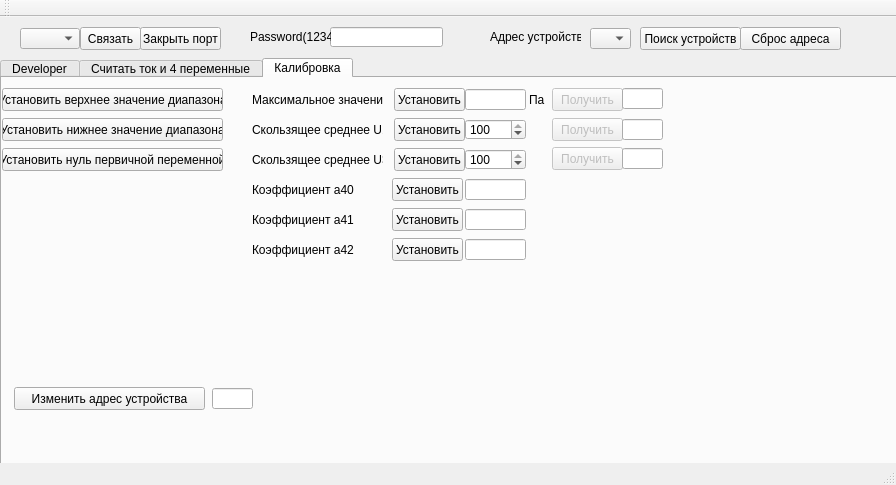
Above: mainwindow.ui from stmx/HartTester before the change. Below: the same form after it.
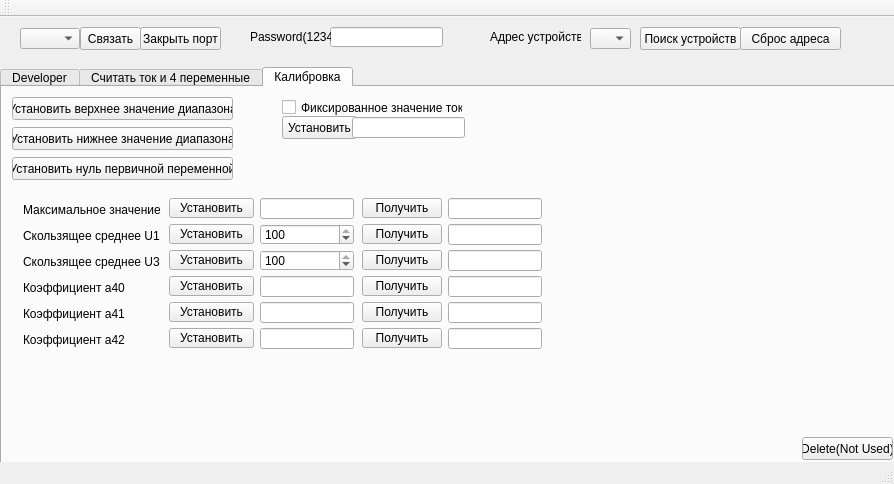
That is the form after the change.

Diff of the .ui file:
```diff
--- a/mainwindow.ui
+++ b/mainwindow.ui
@@ -6,19 +6,25 @@
    <rect>
     <x>0</x>
     <y>0</y>
-    <width>896</width>
-    <height>485</height>
+    <width>894</width>
+    <height>484</height>
    </rect>
   </property>
   <property name="windowTitle">
    <string>MainWindow</string>
   </property>
+  <property name="styleSheet">
+   <string notr="true"/>
+  </property>
   <widget class="QWidget" name="centralWidget">
+   <property name="styleSheet">
+    <string notr="true"/>
+   </property>
    <widget class="QTabWidget" name="tabWidget">
     <property name="geometry">
      <rect>
       <x>0</x>
-      <y>41</y>
+      <y>50</y>
       <width>921</width>
       <height>431</height>
      </rect>
@@ -1083,6 +1089,44 @@
        <string>Address Long</string>
       </property>
      </widget>
+     <widget class="QPushButton" name="buttonChangeAddress">
+      <property name="geometry">
+       <rect>
+        <x>450</x>
+        <y>10</y>
+        <width>191</width>
+        <height>23</height>
+       </rect>
+      </property>
+      <property name="text">
+       <string>Изменить адрес устройства</string>
+      </property>
+      <property name="autoDefault">
+       <bool>false</bool>
+      </property>
+      <property name="default">
+       <bool>false</bool>
+      </property>
+      <property name="flat">
+       <bool>false</bool>
+      </property>
+     </widget>
+     <widget class="QLineEdit" name="lineEditChangeAddress">
+      <property name="geometry">
+       <rect>
+        <x>650</x>
+        <y>10</y>
+        <width>41</width>
+        <height>21</height>
+       </rect>
+      </property>
+      <property name="inputMask">
+       <string>hh</string>
+      </property>
+      <property name="text">
+       <string/>
+      </property>
+     </widget>
     </widget>
     <widget class="QWidget" name="tab_2">
      <attribute name="title">
@@ -1295,7 +1339,7 @@
      <widget class="QPushButton" name="buttonSpan">
       <property name="geometry">
        <rect>
-        <x>0</x>
+        <x>10</x>
         <y>10</y>
         <width>221</width>
         <height>23</height>
@@ -1308,7 +1352,7 @@
      <widget class="QPushButton" name="buttonZero">
       <property name="geometry">
        <rect>
-        <x>0</x>
+        <x>10</x>
         <y>40</y>
         <width>221</width>
         <height>23</height>
@@ -1321,7 +1365,7 @@
      <widget class="QPushButton" name="buttonZeroFirstVar">
       <property name="geometry">
        <rect>
-        <x>0</x>
+        <x>10</x>
         <y>70</y>
         <width>221</width>
         <height>23</height>
@@ -1334,10 +1378,10 @@
      <widget class="QLabel" name="label_3">
       <property name="geometry">
        <rect>
-        <x>230</x>
-        <y>10</y>
-        <width>21</width>
-        <height>21</height>
+        <x>240</x>
+        <y>14</y>
+        <width>16</width>
+        <height>16</height>
        </rect>
       </property>
       <property name="text">
@@ -1347,10 +1391,10 @@
      <widget class="QLabel" name="label_4">
       <property name="geometry">
        <rect>
-        <x>230</x>
-        <y>40</y>
-        <width>21</width>
-        <height>21</height>
+        <x>240</x>
+        <y>44</y>
+        <width>16</width>
+        <height>16</height>
        </rect>
       </property>
       <property name="text">
@@ -1360,27 +1404,27 @@
      <widget class="QLabel" name="label_5">
       <property name="geometry">
        <rect>
-        <x>230</x>
-        <y>70</y>
-        <width>21</width>
-        <height>21</height>
+        <x>240</x>
+        <y>74</y>
+        <width>16</width>
+        <height>16</height>
        </rect>
       </property>
       <property name="text">
        <string/>
       </property>
      </widget>
-     <widget class="QPushButton" name="buttonChangeAddress">
+     <widget class="QPushButton" name="pushButton_2">
       <property name="geometry">
        <rect>
-        <x>12</x>
-        <y>309</y>
-        <width>191</width>
+        <x>800</x>
+        <y>350</y>
+        <width>91</width>
         <height>23</height>
        </rect>
       </property>
       <property name="text">
-       <string>Изменить адрес устройства</string>
+       <string>Delete(Not Used)</string>
       </property>
       <property name="autoDefault">
        <bool>false</bool>
@@ -1392,451 +1436,539 @@
        <bool>false</bool>
       </property>
      </widget>
-     <widget class="QLineEdit" name="lineEditChangeAddress">
+     <widget class="QCheckBox" name="checkBoxFixedCurrent">
       <property name="geometry">
        <rect>
-        <x>210</x>
-        <y>310</y>
-        <width>41</width>
-        <height>21</height>
-       </rect>
-      </property>
-      <property name="inputMask">
-       <string>hh</string>
-      </property>
-      <property name="text">
-       <string/>
-      </property>
-     </widget>
-     <widget class="QPushButton" name="buttonSetMaxValue">
-      <property name="geometry">
-       <rect>
-        <x>392</x>
-        <y>10</y>
-        <width>71</width>
+        <x>280</x>
+        <y>9</y>
+        <width>181</width>
         <height>23</height>
        </rect>
       </property>
       <property name="text">
-       <string>Установить</string>
+       <string>Фиксированное значение тока</string>
       </property>
-      <property name="autoDefault">
+      <property name="tristate">
        <bool>false</bool>
       </property>
-      <property name="default">
-       <bool>false</bool>
-      </property>
-      <property name="flat">
-       <bool>false</bool>
-      </property>
      </widget>
-     <widget class="QLabel" name="label_16">
+     <widget class="QPushButton" name="buttonSetFixedCurrent">
       <property name="geometry">
        <rect>
-        <x>527</x>
-        <y>10</y>
-        <width>21</width>
+        <x>280</x>
+        <y>29</y>
+        <width>75</width>
         <height>23</height>
        </rect>
       </property>
       <property name="text">
-       <string>Па</string>
-      </property>
-     </widget>
-     <widget class="QLineEdit" name="lineEditSetMaxValue">
-      <property name="geometry">
-       <rect>
-        <x>463</x>
-        <y>11</y>
-        <width>61</width>
-        <height>21</height>
-       </rect>
-      </property>
-      <property name="inputMask">
-       <string/>
-      </property>
-      <property name="text">
-       <string/>
-      </property>
-     </widget>
-     <widget class="QPushButton" name="buttonMovingAverage_1">
-      <property name="geometry">
-       <rect>
-        <x>392</x>
-        <y>40</y>
-        <width>71</width>
-        <height>23</height>
-       </rect>
-      </property>
-      <property name="text">
        <string>Установить</string>
       </property>
-      <property name="autoDefault">
-       <bool>false</bool>
-      </property>
-      <property name="default">
-       <bool>false</bool>
-      </property>
-      <property name="flat">
-       <bool>false</bool>
-      </property>
      </widget>
-     <widget class="QSpinBox" name="spinBoxMovingAverage_1">
+     <widget class="QLineEdit" name="lineEditSetFixedCurrent">
       <property name="geometry">
        <rect>
-        <x>463</x>
-        <y>41</y>
-        <width>61</width>
+        <x>350</x>
+        <y>30</y>
+        <width>113</width>
         <height>21</height>
        </rect>
       </property>
-      <property name="minimum">
-       <number>1</number>
-      </property>
-      <property name="maximum">
-       <number>100</number>
-      </property>
-      <property name="value">
-       <number>100</number>
-      </property>
      </widget>
-     <widget class="QPushButton" name="buttonMovingAverage_3">
+     <widget class="QWidget" name="">
       <property name="geometry">
        <rect>
-        <x>392</x>
-        <y>70</y>
-        <width>71</width>
-        <height>23</height>
-       </rect>
-      </property>
-      <property name="text">
-       <string>Установить</string>
-      </property>
-      <property name="autoDefault">
-       <bool>false</bool>
-      </property>
-      <property name="default">
-       <bool>false</bool>
-      </property>
-      <property name="flat">
-       <bool>false</bool>
-      </property>
-     </widget>
-     <widget class="QSpinBox" name="spinBoxMovingAverage_2">
-      <property name="geometry">
-       <rect>
-        <x>463</x>
-        <y>71</y>
-        <width>61</width>
-        <height>21</height>
-       </rect>
-      </property>
-      <property name="maximum">
-       <number>100</number>
-      </property>
-      <property name="value">
-       <number>100</number>
-      </property>
-     </widget>
-     <widget class="QPushButton" name="buttonSetA_42">
-      <property name="geometry">
-       <rect>
-        <x>390</x>
-        <y>160</y>
-        <width>71</width>
-        <height>23</height>
-       </rect>
-      </property>
-      <property name="text">
-       <string>Установить</string>
-      </property>
-     </widget>
-     <widget class="QPushButton" name="buttonSetA_41">
-      <property name="geometry">
-       <rect>
-        <x>390</x>
-        <y>130</y>
-        <width>71</width>
-        <height>23</height>
-       </rect>
-      </property>
-      <property name="text">
-       <string>Установить</string>
-      </property>
-     </widget>
-     <widget class="QPushButton" name="buttonSetA_40">
-      <property name="geometry">
-       <rect>
-        <x>390</x>
+        <x>10</x>
         <y>100</y>
-        <width>71</width>
-        <height>23</height>
+        <width>541</width>
+        <height>172</height>
        </rect>
       </property>
-      <property name="text">
-       <string>Установить</string>
-      </property>
-     </widget>
-     <widget class="QLabel" name="label_31">
-      <property name="geometry">
-       <rect>
-        <x>250</x>
-        <y>40</y>
-        <width>131</width>
-        <height>23</height>
-       </rect>
-      </property>
-      <property name="text">
-       <string>Cкользящее среднее U1</string>
-      </property>
-     </widget>
-     <widget class="QPushButton" name="buttonMovingAverageGet_1">
-      <property name="enabled">
-       <bool>false</bool>
-      </property>
-      <property name="geometry">
-       <rect>
-        <x>550</x>
-        <y>40</y>
-        <width>71</width>
-        <height>23</height>
-       </rect>
-      </property>
-      <property name="text">
-       <string>Получить</string>
-      </property>
-      <property name="autoDefault">
-       <bool>false</bool>
-      </property>
-      <property name="default">
-       <bool>false</bool>
-      </property>
-      <property name="flat">
-       <bool>false</bool>
-      </property>
-     </widget>
-     <widget class="QLineEdit" name="lineEditMovingAverageGet_1">
-      <property name="geometry">
-       <rect>
-        <x>620</x>
-        <y>41</y>
-        <width>41</width>
-        <height>21</height>
-       </rect>
-      </property>
-      <property name="inputMask">
-       <string/>
-      </property>
-      <property name="text">
-       <string/>
-      </property>
-      <property name="frame">
-       <bool>true</bool>
-      </property>
-      <property name="readOnly">
-       <bool>true</bool>
-      </property>
-      <property name="cursorMoveStyle">
-       <enum>Qt::VisualMoveStyle</enum>
-      </property>
-     </widget>
-     <widget class="QLabel" name="label_32">
-      <property name="geometry">
-       <rect>
-        <x>250</x>
-        <y>70</y>
-        <width>131</width>
-        <height>23</height>
-       </rect>
-      </property>
-      <property name="text">
-       <string>Cкользящее среднее U3</string>
-      </property>
-     </widget>
-     <widget class="QPushButton" name="buttonMovingAverageGet_2">
-      <property name="enabled">
-       <bool>false</bool>
-      </property>
-      <property name="geometry">
-       <rect>
-        <x>550</x>
-        <y>69</y>
-        <width>71</width>
-        <height>23</height>
-       </rect>
-      </property>
-      <property name="text">
-       <string>Получить</string>
-      </property>
-      <property name="autoDefault">
-       <bool>false</bool>
-      </property>
-      <property name="default">
-       <bool>false</bool>
-      </property>
-      <property name="flat">
-       <bool>false</bool>
-      </property>
-     </widget>
-     <widget class="QLineEdit" name="lineEditMovingAverageGet_2">
-      <property name="geometry">
-       <rect>
-        <x>620</x>
-        <y>70</y>
-        <width>41</width>
-        <height>21</height>
-       </rect>
-      </property>
-      <property name="inputMask">
-       <string/>
-      </property>
-      <property name="text">
-       <string/>
-      </property>
-      <property name="frame">
-       <bool>true</bool>
-      </property>
-      <property name="readOnly">
-       <bool>true</bool>
-      </property>
-      <property name="cursorMoveStyle">
-       <enum>Qt::VisualMoveStyle</enum>
-      </property>
-     </widget>
-     <widget class="QLabel" name="label_33">
-      <property name="geometry">
-       <rect>
-        <x>250</x>
-        <y>100</y>
-        <width>131</width>
-        <height>23</height>
-       </rect>
-      </property>
-      <property name="text">
-       <string>Коэффициент a40</string>
-      </property>
-     </widget>
-     <widget class="QLabel" name="label_34">
-      <property name="geometry">
-       <rect>
-        <x>250</x>
-        <y>130</y>
-        <width>131</width>
-        <height>23</height>
-       </rect>
-      </property>
-      <property name="text">
-       <string>Коэффициент a41</string>
-      </property>
-     </widget>
-     <widget class="QLabel" name="label_35">
-      <property name="geometry">
-       <rect>
-        <x>250</x>
-        <y>160</y>
-        <width>131</width>
-        <height>23</height>
-       </rect>
-      </property>
-      <property name="text">
-       <string>Коэффициент a42</string>
-      </property>
-     </widget>
-     <widget class="QLineEdit" name="lineEditSetA_40">
-      <property name="geometry">
-       <rect>
-        <x>463</x>
-        <y>101</y>
-        <width>61</width>
-        <height>21</height>
-       </rect>
-      </property>
-      <property name="styleSheet">
-       <string notr="true"/>
-      </property>
-     </widget>
-     <widget class="QLineEdit" name="lineEditSetA_41">
-      <property name="geometry">
-       <rect>
-        <x>463</x>
-        <y>131</y>
-        <width>61</width>
-        <height>21</height>
-       </rect>
-      </property>
-     </widget>
-     <widget class="QLineEdit" name="lineEditSetA_42">
-      <property name="geometry">
-       <rect>
-        <x>463</x>
-        <y>161</y>
-        <width>61</width>
-        <height>21</height>
-       </rect>
-      </property>
-     </widget>
-     <widget class="QLabel" name="label_36">
-      <property name="geometry">
-       <rect>
-        <x>250</x>
-        <y>10</y>
-        <width>131</width>
-        <height>23</height>
-       </rect>
-      </property>
-      <property name="text">
-       <string>Максимальное значение</string>
-      </property>
-     </widget>
-     <widget class="QPushButton" name="buttonMaxValueGet">
-      <property name="enabled">
-       <bool>false</bool>
-      </property>
-      <property name="geometry">
-       <rect>
-        <x>550</x>
-        <y>10</y>
-        <width>71</width>
-        <height>23</height>
-       </rect>
-      </property>
-      <property name="text">
-       <string>Получить</string>
-      </property>
-      <property name="autoDefault">
-       <bool>false</bool>
-      </property>
-      <property name="default">
-       <bool>false</bool>
-      </property>
-      <property name="flat">
-       <bool>false</bool>
-      </property>
-     </widget>
-     <widget class="QLineEdit" name="lineEditMaxValueGet">
-      <property name="geometry">
-       <rect>
-        <x>620</x>
-        <y>10</y>
-        <width>41</width>
-        <height>21</height>
-       </rect>
-      </property>
-      <property name="inputMask">
-       <string/>
-      </property>
-      <property name="text">
-       <string/>
-      </property>
-      <property name="frame">
-       <bool>true</bool>
-      </property>
-      <property name="readOnly">
-       <bool>true</bool>
-      </property>
-      <property name="cursorMoveStyle">
-       <enum>Qt::VisualMoveStyle</enum>
-      </property>
+      <layout class="QHBoxLayout" name="horizontalLayout">
+       <property name="spacing">
+        <number>8</number>
+       </property>
+       <item>
+        <layout class="QVBoxLayout" name="verticalLayout">
+         <item>
+          <widget class="QLabel" name="label_36">
+           <property name="minimumSize">
+            <size>
+             <width>0</width>
+             <height>23</height>
+            </size>
+           </property>
+           <property name="text">
+            <string>Максимальное значение</string>
+           </property>
+          </widget>
+         </item>
+         <item>
+          <widget class="QLabel" name="label_31">
+           <property name="minimumSize">
+            <size>
+             <width>0</width>
+             <height>23</height>
+            </size>
+           </property>
+           <property name="text">
+            <string>Cкользящее среднее U1</string>
+           </property>
+          </widget>
+         </item>
+         <item>
+          <widget class="QLabel" name="label_32">
+           <property name="minimumSize">
+            <size>
+             <width>0</width>
+             <height>23</height>
+            </size>
+           </property>
+           <property name="text">
+            <string>Cкользящее среднее U3</string>
+           </property>
+          </widget>
+         </item>
+         <item>
+          <widget class="QLabel" name="label_33">
+           <property name="minimumSize">
+            <size>
+             <width>0</width>
+             <height>23</height>
+            </size>
+           </property>
+           <property name="text">
+            <string>Коэффициент a40</string>
+           </property>
+          </widget>
+         </item>
+         <item>
+          <widget class="QLabel" name="label_34">
+           <property name="minimumSize">
+            <size>
+             <width>0</width>
+             <height>23</height>
+            </size>
+           </property>
+           <property name="text">
+            <string>Коэффициент a41</string>
+           </property>
+          </widget>
+         </item>
+         <item>
+          <widget class="QLabel" name="label_35">
+           <property name="minimumSize">
+            <size>
+             <width>0</width>
+             <height>23</height>
+            </size>
+           </property>
+           <property name="text">
+            <string>Коэффициент a42</string>
+           </property>
+          </widget>
+         </item>
+        </layout>
+       </item>
+       <item>
+        <layout class="QGridLayout" name="gridLayout_4">
+         <item row="0" column="0">
+          <widget class="QPushButton" name="buttonSetMaxValue">
+           <property name="minimumSize">
+            <size>
+             <width>85</width>
+             <height>0</height>
+            </size>
+           </property>
+           <property name="text">
+            <string>Установить</string>
+           </property>
+           <property name="autoDefault">
+            <bool>false</bool>
+           </property>
+           <property name="default">
+            <bool>false</bool>
+           </property>
+           <property name="flat">
+            <bool>false</bool>
+           </property>
+          </widget>
+         </item>
+         <item row="0" column="1">
+          <widget class="QLineEdit" name="lineEditSetMaxValue">
+           <property name="minimumSize">
+            <size>
+             <width>0</width>
+             <height>21</height>
+            </size>
+           </property>
+           <property name="inputMask">
+            <string/>
+           </property>
+           <property name="text">
+            <string/>
+           </property>
+          </widget>
+         </item>
+         <item row="1" column="0">
+          <widget class="QPushButton" name="buttonMovingAverage_1">
+           <property name="text">
+            <string>Установить</string>
+           </property>
+           <property name="autoDefault">
+            <bool>false</bool>
+           </property>
+           <property name="default">
+            <bool>false</bool>
+           </property>
+           <property name="flat">
+            <bool>false</bool>
+           </property>
+          </widget>
+         </item>
+         <item row="1" column="1">
+          <widget class="QSpinBox" name="spinBoxMovingAverage_1">
+           <property name="minimumSize">
+            <size>
+             <width>0</width>
+             <height>21</height>
+            </size>
+           </property>
+           <property name="minimum">
+            <number>1</number>
+           </property>
+           <property name="maximum">
+            <number>100</number>
+           </property>
+           <property name="value">
+            <number>100</number>
+           </property>
+          </widget>
+         </item>
+         <item row="2" column="0">
+          <widget class="QPushButton" name="buttonMovingAverage_2">
+           <property name="text">
+            <string>Установить</string>
+           </property>
+           <property name="autoDefault">
+            <bool>false</bool>
+           </property>
+           <property name="default">
+            <bool>false</bool>
+           </property>
+           <property name="flat">
+            <bool>false</bool>
+           </property>
+          </widget>
+         </item>
+         <item row="2" column="1">
+          <widget class="QSpinBox" name="spinBoxMovingAverage_2">
+           <property name="minimumSize">
+            <size>
+             <width>0</width>
+             <height>21</height>
+            </size>
+           </property>
+           <property name="maximum">
+            <number>100</number>
+           </property>
+           <property name="value">
+            <number>100</number>
+           </property>
+          </widget>
+         </item>
+         <item row="3" column="0">
+          <widget class="QPushButton" name="buttonSetA_40">
+           <property name="text">
+            <string>Установить</string>
+           </property>
+          </widget>
+         </item>
+         <item row="3" column="1">
+          <widget class="QLineEdit" name="lineEditSetA_40">
+           <property name="minimumSize">
+            <size>
+             <width>0</width>
+             <height>21</height>
+            </size>
+           </property>
+           <property name="styleSheet">
+            <string notr="true"/>
+           </property>
+           <property name="inputMask">
+            <string/>
+           </property>
+          </widget>
+         </item>
+         <item row="4" column="0">
+          <widget class="QPushButton" name="buttonSetA_41">
+           <property name="text">
+            <string>Установить</string>
+           </property>
+          </widget>
+         </item>
+         <item row="4" column="1">
+          <widget class="QLineEdit" name="lineEditSetA_41">
+           <property name="minimumSize">
+            <size>
+             <width>0</width>
+             <height>21</height>
+            </size>
+           </property>
+          </widget>
+         </item>
+         <item row="5" column="0">
+          <widget class="QPushButton" name="buttonSetA_42">
+           <property name="text">
+            <string>Установить</string>
+           </property>
+          </widget>
+         </item>
+         <item row="5" column="1">
+          <widget class="QLineEdit" name="lineEditSetA_42">
+           <property name="minimumSize">
+            <size>
+             <width>0</width>
+             <height>21</height>
+            </size>
+           </property>
+          </widget>
+         </item>
+        </layout>
+       </item>
+       <item>
+        <layout class="QGridLayout" name="gridLayout_2">
+         <item row="0" column="0">
+          <widget class="QPushButton" name="buttonGetMaxValue">
+           <property name="enabled">
+            <bool>true</bool>
+           </property>
+           <property name="text">
+            <string>Получить</string>
+           </property>
+           <property name="autoDefault">
+            <bool>false</bool>
+           </property>
+           <property name="default">
+            <bool>false</bool>
+           </property>
+           <property name="flat">
+            <bool>false</bool>
+           </property>
+          </widget>
+         </item>
+         <item row="0" column="1">
+          <widget class="QLineEdit" name="lineEditMaxValueGet">
+           <property name="minimumSize">
+            <size>
+             <width>0</width>
+             <height>21</height>
+            </size>
+           </property>
+           <property name="maximumSize">
+            <size>
+             <width>16777215</width>
+             <height>21</height>
+            </size>
+           </property>
+           <property name="inputMask">
+            <string/>
+           </property>
+           <property name="text">
+            <string/>
+           </property>
+           <property name="frame">
+            <bool>true</bool>
+           </property>
+           <property name="readOnly">
+            <bool>true</bool>
+           </property>
+           <property name="cursorMoveStyle">
+            <enum>Qt::VisualMoveStyle</enum>
+           </property>
+          </widget>
+         </item>
+         <item row="1" column="0">
+          <widget class="QPushButton" name="buttonGetMovingAverage_1">
+           <property name="enabled">
+            <bool>true</bool>
+           </property>
+           <property name="text">
+            <string>Получить</string>
+           </property>
+           <property name="autoDefault">
+            <bool>false</bool>
+           </property>
+           <property name="default">
+            <bool>false</bool>
+           </property>
+           <property name="flat">
+            <bool>false</bool>
+           </property>
+          </widget>
+         </item>
+         <item row="1" column="1">
+          <widget class="QLineEdit" name="lineEditGetMovingAverage_1">
+           <property name="minimumSize">
+            <size>
+             <width>0</width>
+             <height>21</height>
+            </size>
+           </property>
+           <property name="inputMask">
+            <string/>
+           </property>
+           <property name="text">
+            <string/>
+           </property>
+           <property name="frame">
+            <bool>true</bool>
+           </property>
+           <property name="readOnly">
+            <bool>true</bool>
+           </property>
+           <property name="cursorMoveStyle">
+            <enum>Qt::VisualMoveStyle</enum>
+           </property>
+          </widget>
+         </item>
+         <item row="2" column="0">
+          <widget class="QPushButton" name="buttonGetMovingAverage_2">
+           <property name="enabled">
+            <bool>true</bool>
+           </property>
+           <property name="text">
+            <string>Получить</string>
+           </property>
+           <property name="autoDefault">
+            <bool>false</bool>
+           </property>
+           <property name="default">
+            <bool>false</bool>
+           </property>
+           <property name="flat">
+            <bool>false</bool>
+           </property>
+          </widget>
+         </item>
+         <item row="2" column="1">
+          <widget class="QLineEdit" name="lineEditGetMovingAverage_2">
+           <property name="minimumSize">
+            <size>
+             <width>0</width>
+             <height>21</height>
+            </size>
+           </property>
+           <property name="inputMask">
+            <string/>
+           </property>
+           <property name="text">
+            <string/>
+           </property>
+           <property name="frame">
+            <bool>true</bool>
+           </property>
+           <property name="readOnly">
+            <bool>true</bool>
+           </property>
+           <property name="cursorMoveStyle">
+            <enum>Qt::VisualMoveStyle</enum>
+           </property>
+           <property name="clearButtonEnabled">
+            <bool>false</bool>
+           </property>
+          </widget>
+         </item>
+         <item row="3" column="0">
+          <widget class="QPushButton" name="buttonGetA_40">
+           <property name="text">
+            <string>Получить</string>
+           </property>
+          </widget>
+         </item>
+         <item row="3" column="1">
+          <widget class="QLineEdit" name="lineEditGetA_40">
+           <property name="minimumSize">
+            <size>
+             <width>0</width>
+             <height>21</height>
+            </size>
+           </property>
+           <property name="styleSheet">
+            <string notr="true"/>
+           </property>
+           <property name="inputMask">
+            <string/>
+           </property>
+           <property name="readOnly">
+            <bool>true</bool>
+           </property>
+           <property name="cursorMoveStyle">
+            <enum>Qt::VisualMoveStyle</enum>
+           </property>
+          </widget>
+         </item>
+         <item row="4" column="0">
+          <widget class="QPushButton" name="buttonGetA_41">
+           <property name="text">
+            <string>Получить</string>
+           </property>
+          </widget>
+         </item>
+         <item row="4" column="1">
+          <widget class="QLineEdit" name="lineEditGetA_41">
+           <property name="minimumSize">
+            <size>
+             <width>0</width>
+             <height>21</height>
+            </size>
+           </property>
+           <property name="styleSheet">
+            <string notr="true"/>
+           </property>
+           <property name="inputMask">
+            <string/>
+           </property>
+           <property name="readOnly">
+            <bool>true</bool>
+           </property>
+           <property name="cursorMoveStyle">
+            <enum>Qt::VisualMoveStyle</enum>
+           </property>
+          </widget>
+         </item>
+         <item row="5" column="0">
+          <widget class="QPushButton" name="buttonGetA_42">
+           <property name="text">
+            <string>Получить</string>
+           </property>
+          </widget>
+         </item>
+         <item row="5" column="1">
+          <widget class="QLineEdit" name="lineEditGetA_42">
+           <property name="minimumSize">
+            <size>
+             <width>0</width>
+             <height>21</height>
+            </size>
+           </property>
+           <property name="styleSheet">
+            <string notr="true"/>
+           </property>
+           <property name="inputMask">
+            <string/>
+           </property>
+           <property name="readOnly">
+            <bool>true</bool>
+           </property>
+           <property name="cursorMoveStyle">
+            <enum>Qt::VisualMoveStyle</enum>
+           </property>
+          </widget>
+         </item>
+        </layout>
+       </item>
+      </layout>
      </widget>
     </widget>
    </widget>
```
Left out of the diff: 36 changed lines with no effect on the pictures.
